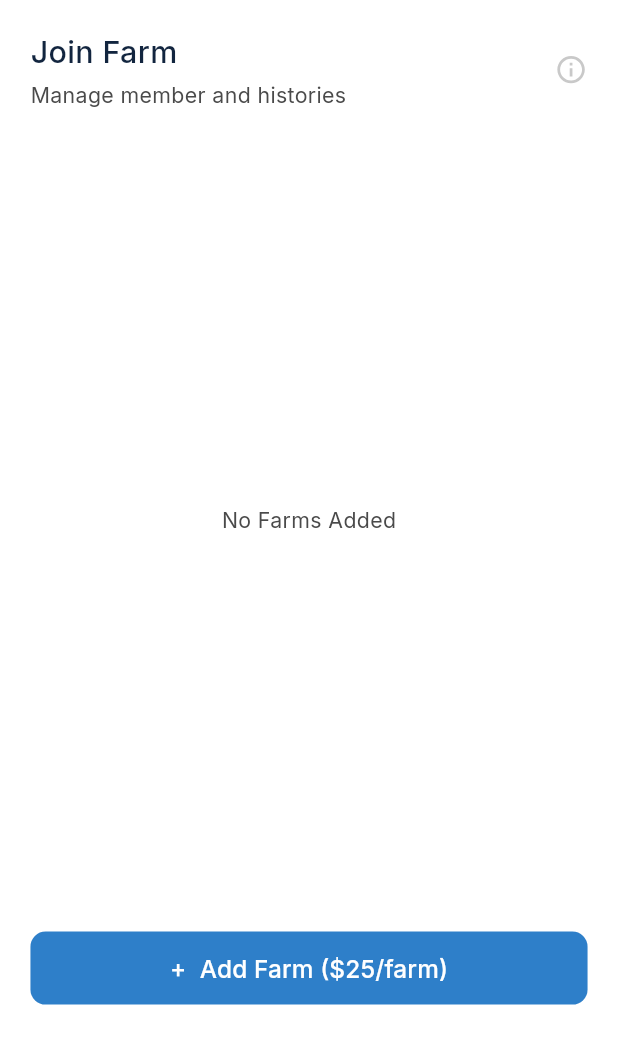
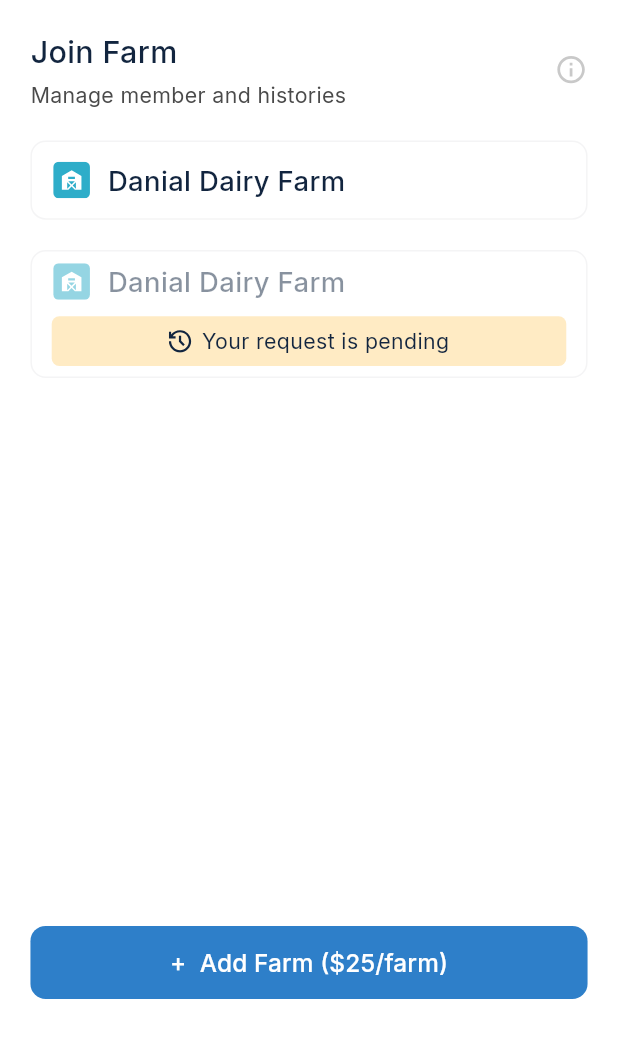
Before and after one commit to Joint-Venture-AI/milk_mix, a Flutter app: the ManageFarmScreen screen opened directly, on a phone screen of 412 x 824 dp. Shown: the top 1044 px of the screen. Run offline on Flutter 3.47's test engine with Material 3 defaults, Android fonts, the phone set to English and light mode, and no system bars; our stand-ins replace flutter_screenutil, flutter_svg, get, pin_code_fields.

Commit message:
All the features have been added.

```diff
--- a/lib/routes.dart
+++ b/lib/routes.dart
@@ -84,6 +84,6 @@ class AppRoutes {
     GetPage(name: changePassword, page: () => ChangePasswordScreen()),
     GetPage(name: helpAndSupport, page: () => HelpAndSupportScreen()),
     GetPage(name: subscription, page: () => SubscriptionScreen()),
-    GetPage(name: recipeSummary, page: () => const RecipeSummaryDialog()),
+    GetPage(name: recipeSummary, page: () => RecipeSummaryDialog()),
   ];
 }
--- a/lib/view/homeConsult/manageFarm/add_farm_screen.dart
+++ b/lib/view/homeConsult/manageFarm/add_farm_screen.dart
@@ -148,7 +148,7 @@ class AddFarmScreen extends StatelessWidget {
               TextWidgetButton(
                 text: '+  Add Farm (\$25/farm)',
                 onPressed: () {
-                  Get.toNamed(AppRoutes.consultFarmList);
+                  Get.toNamed(AppRoutes.homeConsult);
                 },
               ),
             ],
--- a/lib/view/homeConsult/manageFarm/manage_farm_screen.dart
+++ b/lib/view/homeConsult/manageFarm/manage_farm_screen.dart
@@ -52,18 +52,100 @@ class _MembersPremiumScreenState extends State<ManageFarmScreen> {
                   SvgPicture.asset('assets/logos/i.svg', width: 20.w),
                 ],
               ),
-              SizedBox(height: 260.h),
-              Center(
-                child: Text(
-                  'No Farms Added',
-                  style: TextStyle(
-                    fontSize: 14.sp,
-                    fontWeight: FontWeight.w400,
-                    color: AppColors.textGrey,
-                  ),
+              SizedBox(height: 20.h),
+              Container(
+                height: 52.h,
+                padding: EdgeInsets.symmetric(horizontal: 12.w),
+                decoration: BoxDecoration(
+                  color: Colors.white,
+                  borderRadius: BorderRadius.circular(10.r),
+                  border: Border.all(color: AppColors.surfaceGrey, width: 1),
+                ),
+                child: Row(
+                  children: [
+                    SvgPicture.asset(
+                      'assets/logos/sample.svg',
+                      width: 24.w,
+                      height: 24.h,
+                    ),
+                    SizedBox(width: 10.w),
+                    Text(
+                      'Danial Dairy Farm',
+                      style: TextStyle(
+                        fontSize: 18.sp,
+                        fontWeight: FontWeight.w500,
+                        color: AppColors.textPrimary,
+                      ),
+                    ),
+                  ],
                 ),
               ),
-              SizedBox(height: 260.h),
+
+              SizedBox(height: 20.h),
+              Container(
+                height: 84.h,
+                padding: EdgeInsets.symmetric(horizontal: 12.w),
+                decoration: BoxDecoration(
+                  color: Colors.white,
+                  borderRadius: BorderRadius.circular(10.r),
+                  border: Border.all(color: AppColors.surfaceGrey, width: 1),
+                ),
+                child: Column(
+                  mainAxisAlignment: MainAxisAlignment.center,
+                  crossAxisAlignment: CrossAxisAlignment.start,
+                  children: [
+                    Row(
+                      children: [
+                        Opacity(
+                          opacity: 0.5,
+                          child: SvgPicture.asset(
+                            'assets/logos/sample.svg',
+                            width: 24.w,
+                            height: 24.h,
+                          ),
+                        ),
+                        SizedBox(width: 10.w),
+                        Text(
+                          'Danial Dairy Farm',
+                          style: TextStyle(
+                            fontSize: 18.sp,
+                            fontWeight: FontWeight.w500,
+                            color: AppColors.textPrimary.withOpacity(.5),
+                          ),
+                        ),
+                      ],
+                    ),
+                    SizedBox(height: 10.h),
+                    Container(
+                      padding: EdgeInsets.all(6.w),
+                      decoration: BoxDecoration(
+                        color: Color(0xFFFFEBC4),
+                        borderRadius: BorderRadius.circular(5.r),
+                      ),
+                      child: Row(
+                        mainAxisAlignment: MainAxisAlignment.center,
+                        children: [
+                          SvgPicture.asset(
+                            'assets/logos/history_h.svg',
+                            width: 14.w,
+                            color: AppColors.textPrimary,
+                          ),
+                          SizedBox(width: 6.w),
+                          Text(
+                            'Your request is pending',
+                            style: TextStyle(
+                              fontSize: 14.sp,
+                              fontWeight: FontWeight.w400,
+                              color: AppColors.textPrimary,
+                            ),
+                          ),
+                        ],
+                      ),
+                    ),
+                  ],
+                ),
+              ),
+              SizedBox(height: 360.h),
               TextWidgetButton(
                 text: '+  Add Farm (\$25/farm)',
                 onPressed: () {
```
Also changed, not shown: 1 other file.
